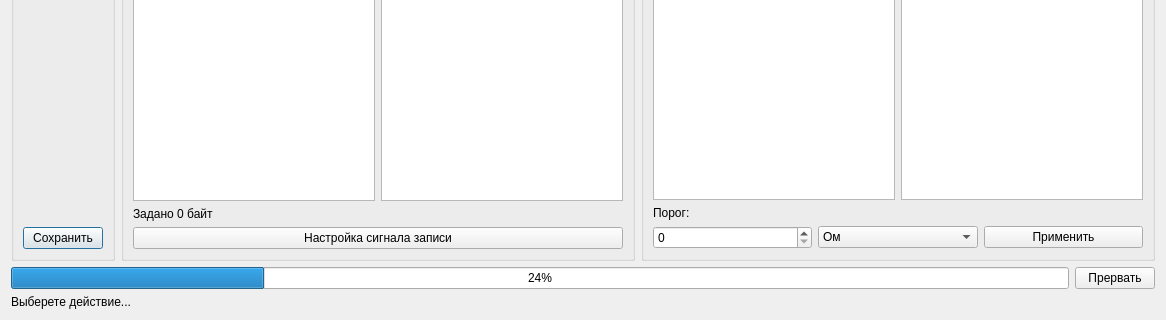
This is gui/uies/rram.ui in neurocomputer/MemriBoard as Qt 5 draws it before an edit; both pictures show x 0 to 1166 and y 316 to 636 of the 1166 by 636 pixel window. The edited form follows.
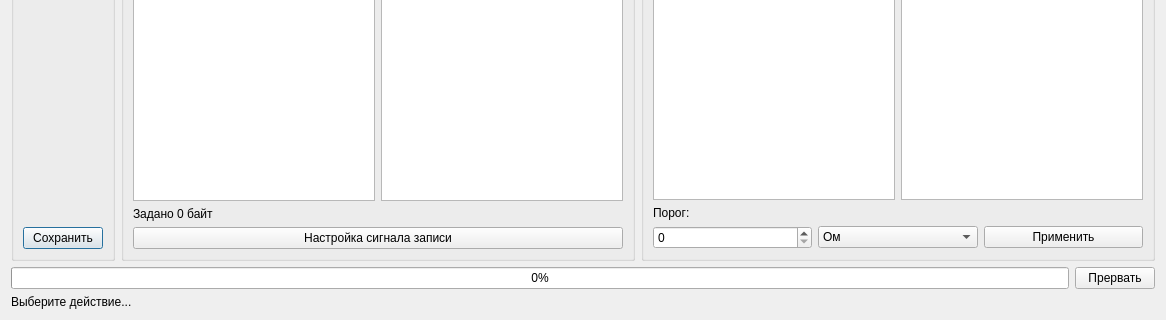
This is the edited form. Icons and pictures are not drawn.

Commit message: rram window opening

Patch:
```diff
--- a/gui/uies/rram.ui
+++ b/gui/uies/rram.ui
@@ -260,7 +260,7 @@
      <item>
       <widget class="QProgressBar" name="bar_progress">
        <property name="value">
-        <number>24</number>
+        <number>0</number>
        </property>
       </widget>
      </item>
@@ -282,7 +282,7 @@
       </sizepolicy>
      </property>
      <property name="text">
-      <string>Выберете действие...</string>
+      <string>Выберите действие...</string>
      </property>
     </widget>
    </item>
```
The commit also changes 2 other files.
